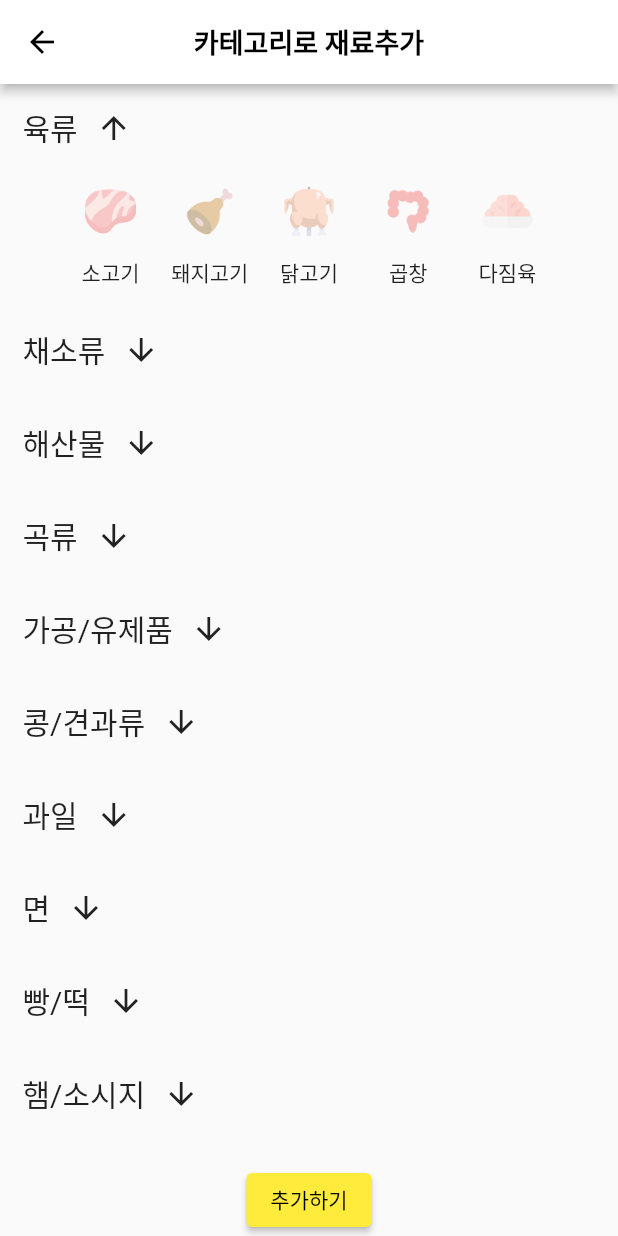
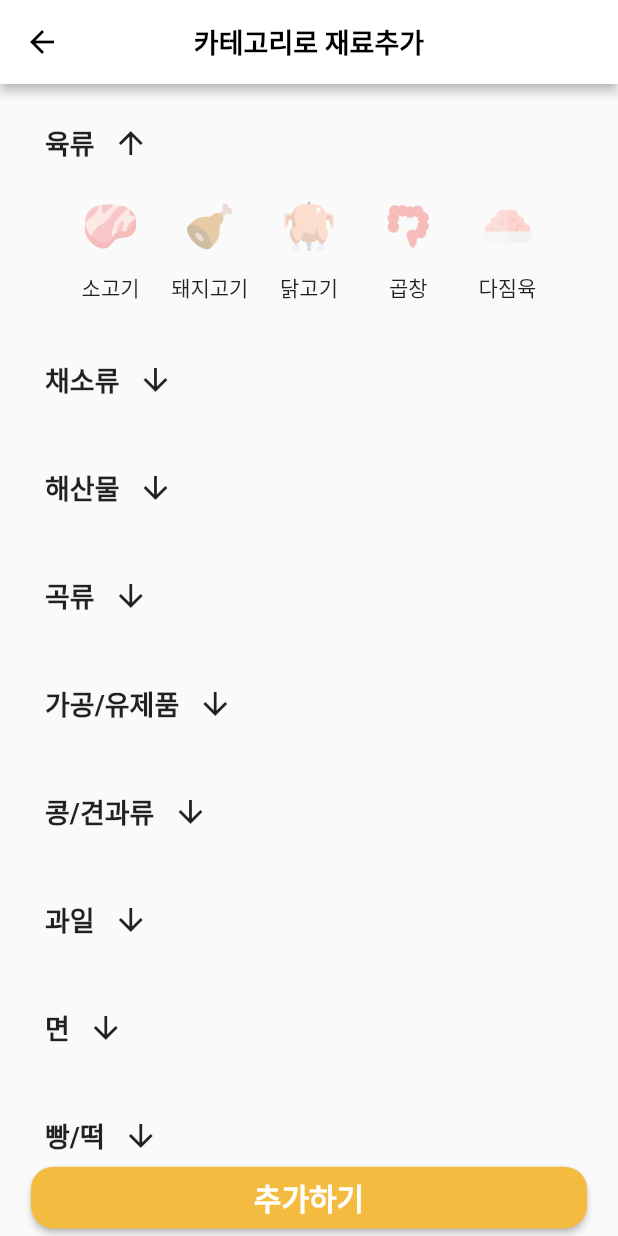
Before and after one commit to 2022EvenBetter/HomeAloneRecipe, a Flutter app: the CategoryIngredient screen opened directly, on a phone screen of 412 x 824 dp. Run offline on Flutter 3.47's test engine with Material 2 defaults, Android fonts, the phone set to English and light mode, and no system bars; our stand-ins replace cached_network_image, cloud_firestore, dropdown_button2, firebase_auth, firebase_core, firebase_database and 5 more; missing offline and left inert: bottom_drawer, dart:ffi, xml2json; accounts and stored records are empty.

Commit message:
Fix: addbutton

```diff
--- a/lib/screen/categoryIngredent.dart
+++ b/lib/screen/categoryIngredent.dart
@@ -4,6 +4,7 @@ import 'dart:developer';
 import 'package:firebase_auth/firebase_auth.dart';
 import 'package:firebase_database/firebase_database.dart';
 import 'package:cloud_firestore/cloud_firestore.dart';
+import 'package:home_alone_recipe/config/palette.dart';
 import 'package:xml/xml.dart';
 import 'package:http/http.dart' as http;
 import 'package:home_alone_recipe/widget/getRecipe.dart';
@@ -470,13 +471,28 @@ class _CategoryIngredientState extends State<CategoryIngredient> {
               ],
             ),
           ),
-          ElevatedButton(
-              onPressed: () {
-                print(seletecIngredients);
-                Navigator.pop(context, seletecIngredients);
-              },
-              child: Text('추가하기')),
-        ],
+          Padding(
+            padding: const EdgeInsets.only(bottom:5),
+            child: SizedBox(
+              height: MediaQuery.of(context).size.width*0.1,
+              width: MediaQuery.of(context).size.width*0.9,
+              child: ElevatedButton(
+                  onPressed: () {
+                    print(seletecIngredients);
+                    Navigator.pop(context, seletecIngredients);
+                  },
+                  style: ElevatedButton.styleFrom(
+                    primary: Palette.orange, // Background color
+                    onPrimary: Colors.white,// Text Color (Foreground color)
+                  shape: RoundedRectangleBorder(borderRadius: BorderRadius.circular(15))
+                  ),
+
+                  child: Text('추가하기', style: TextStyle(
+                  fontWeight: FontWeight.bold,
+                  fontSize: 20,),),
+            ),
+          ),
+          ),],
       ),
     );
   }
--- a/lib/widget/category_container.dart
+++ b/lib/widget/category_container.dart
@@ -16,12 +16,17 @@ class _CategoryContainerState extends State<CategoryContainer> {
   Widget build(BuildContext context) {
     return Container(
         alignment: Alignment.centerLeft,
-        padding: EdgeInsets.only(left: 10.0),
+        padding: EdgeInsets.only(left: 10.0, top: 10),
         child: Row(
           children: [
-            Text(
-              widget.categoryName,
-              style: TextStyle(fontSize: 20.0),
+            Padding(
+              padding: const EdgeInsets.only(left:15,),
+              child: Text(
+                widget.categoryName,
+                style: TextStyle(
+                  fontWeight: FontWeight.bold,
+                  fontSize: 18,),
+              ),
             ),
             IconButton(
                 onPressed: () {
--- a/lib/widget/ingredient_button.dart
+++ b/lib/widget/ingredient_button.dart
@@ -82,7 +82,7 @@ class _IngredientButtonForRecipeTabState
             ElevatedButton(
               child: Image.asset(
                 'lib/assets/icons/${widget.category}/${widget.buttonName}.png',
-                scale: 15,
+                scale: 10,
                 color: _hasBeenPressed
                     ? Colors.white.withOpacity(1)
                     : Colors.white.withOpacity(1),
```
